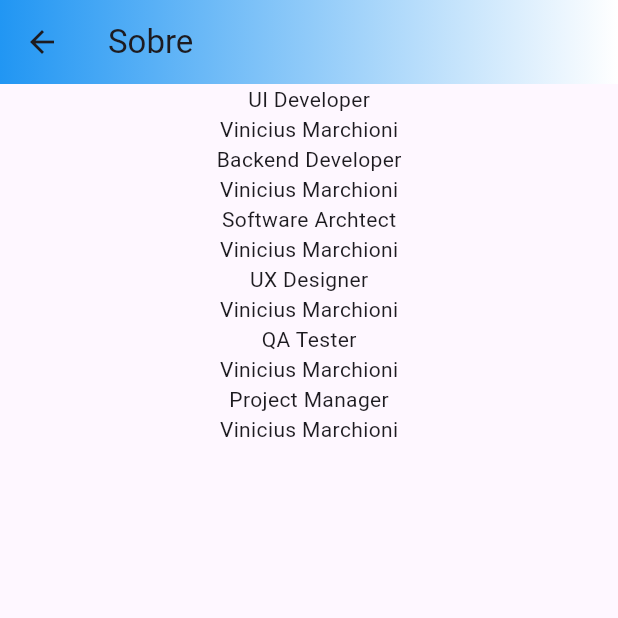
After one commit to viniciusmarchioni/Goalboxd, a Flutter app: the About screen opened directly, on a phone screen of 412 x 824 dp, the top half of it. The commit adds this screen. Run offline on Flutter 3.47's test engine with Material 3 defaults, Android fonts, the phone set to English and light mode, and no system bars; our stand-ins replace flutter_dotenv, google_sign_in, gradient_borders, marquee, shared_preferences, sign_in_button; accounts and stored records are empty.

Commit message:
Adição da pagina de configurações e sobre

```diff
--- /dev/null
+++ b/lib/aboutpage.dart
@@ -0,0 +1,34 @@
+import 'package:flutter/material.dart';
+
+class About extends StatelessWidget {
+  const About({super.key});
+
+  @override
+  Widget build(BuildContext context) {
+    return Scaffold(
+      appBar: AppBar(
+        title: const Text("Sobre"),
+        flexibleSpace: Container(
+            decoration: const BoxDecoration(
+                gradient: LinearGradient(colors: [Colors.blue, Colors.white]))),
+      ),
+      body: const Scaffold(
+          body: Center(
+        child: Column(mainAxisAlignment: MainAxisAlignment.start, children: [
+          Text("UI Developer"),
+          Text("Vinicius Marchioni"),
+          Text("Backend Developer"),
+          Text("Vinicius Marchioni"),
+          Text("Software Archtect"),
+          Text("Vinicius Marchioni"),
+          Text("UX Designer"),
+          Text("Vinicius Marchioni"),
+          Text("QA Tester"),
+          Text("Vinicius Marchioni"),
+          Text("Project Manager"),
+          Text("Vinicius Marchioni")
+        ]),
+      )),
+    );
+  }
+}
--- a/lib/main.dart
+++ b/lib/main.dart
@@ -2,6 +2,7 @@ import 'package:flutter/material.dart';
 import 'package:flutter_dotenv/flutter_dotenv.dart';
 import 'package:goalboxd/menu.dart';
 import 'package:goalboxd/obj/user.dart';
+import 'package:goalboxd/settingspage.dart';
 import 'package:goalboxd/userprofile.dart';
 import 'package:google_sign_in/google_sign_in.dart';
 import 'package:shared_preferences/shared_preferences.dart';
@@ -33,6 +34,7 @@ class MyApp extends StatelessWidget {
       routes: {
         '/home': (context) => const HomeScreen(),
         '/user': (context) => const UserProfile(),
+        '/settings': (context) => const Settings()
       },
     );
   }
--- a/lib/obj/comments.dart
+++ b/lib/obj/comments.dart
@@ -120,11 +120,11 @@ class RepositoryProfileGame {
           comments.addAll(profileGameComment);
           endComments = profileGameComment.length < 10;
         } else {
-          throw ("Erro");
+          return;
         }
       }
     } catch (e) {
-      throw ("Erro");
+      return;
     }
   }
 
```
Also changed, not shown: lib/menu.dart (+8 -2 lines), lib/settingspage.dart (added, +132 -0 lines).
